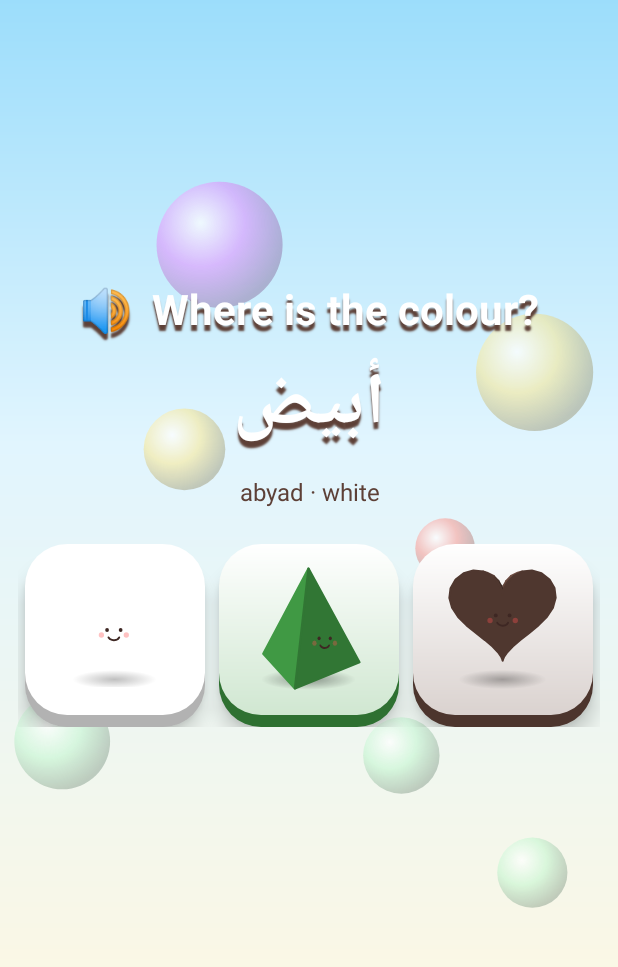
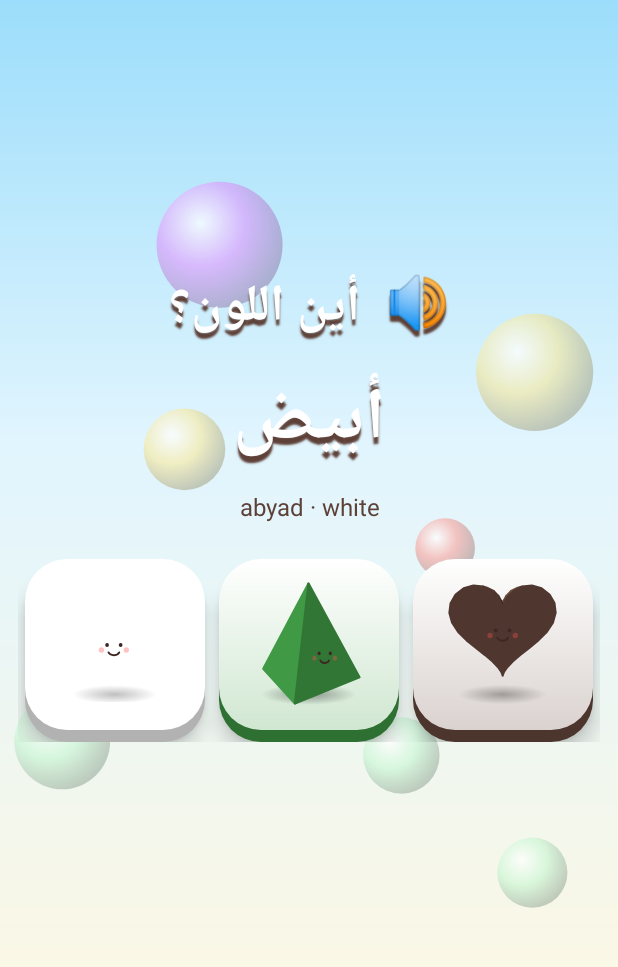
Before and after one commit to redatest/Apprendre_couleur_apk2, an Android app: the screen it shows after launch (MainActivity), after a tap on "🎮 لعب", on a phone screen of 412 x 824 dp, the part 174-1141 px from its top. Run offline under Robolectric (Android 15) with nearby library versions, the phone set to English and light mode, and no system bars.

Commit message:
Texte du jeu en arabe : أين اللون؟

```diff
--- a/app/src/main/java/dz/darija/couleurs/MainActivity.kt
+++ b/app/src/main/java/dz/darija/couleurs/MainActivity.kt
@@ -220,8 +220,8 @@ class MainActivity : Activity() {
         col.gravity = Gravity.CENTER
 
         val prompt = TextView(this)
-        prompt.text = "🔊  Where is the colour?"
-        prompt.textSize = 28f
+        prompt.text = "🔊  أين اللون؟"
+        prompt.textSize = 34f
         prompt.gravity = Gravity.CENTER
         prompt.setTypeface(null, Typeface.BOLD)
         prompt.setTextColor(0xFFFFFFFF.toInt())
```
Also changed, not shown: 1 other file.
